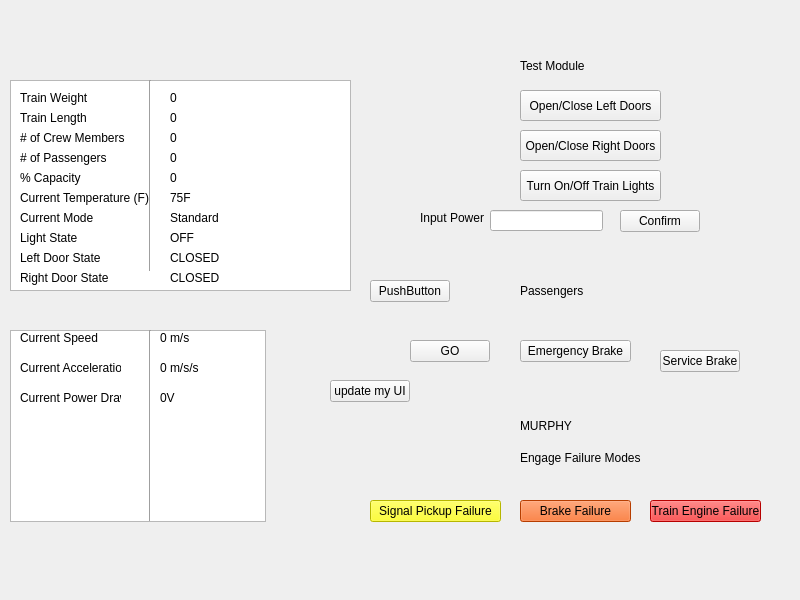
Qt form TrainModelProject/trainmodelui.ui (joeschurer/ECE1140) before a commit.
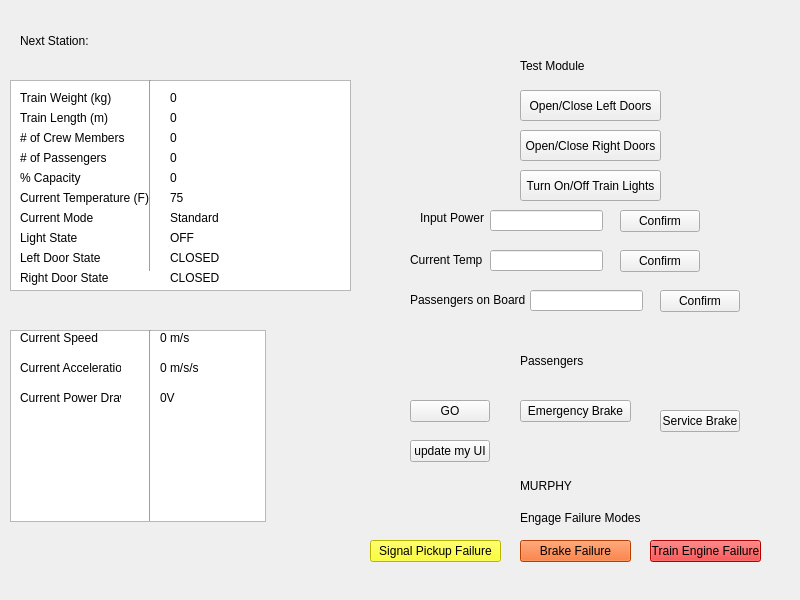
The same form after that commit.

What changed in the file:
```diff
--- a/TrainModelProject/trainmodelui.ui
+++ b/TrainModelProject/trainmodelui.ui
@@ -18,12 +18,12 @@
     <rect>
      <x>20</x>
      <y>90</y>
-     <width>71</width>
+     <width>111</width>
      <height>16</height>
     </rect>
    </property>
    <property name="text">
-    <string>Train Weight</string>
+    <string>Train Weight (kg)</string>
    </property>
   </widget>
   <widget class="QListView" name="listView">
@@ -41,12 +41,12 @@
     <rect>
      <x>20</x>
      <y>110</y>
-     <width>71</width>
+     <width>101</width>
      <height>16</height>
     </rect>
    </property>
    <property name="text">
-    <string>Train Length</string>
+    <string>Train Length (m)</string>
    </property>
   </widget>
   <widget class="QLabel" name="passengersOnTrain">
@@ -176,7 +176,7 @@
     </rect>
    </property>
    <property name="text">
-    <string>75F</string>
+    <string>75</string>
    </property>
   </widget>
   <widget class="QLabel" name="currentModeValue">
@@ -453,7 +453,7 @@
    <property name="geometry">
     <rect>
      <x>520</x>
-     <y>340</y>
+     <y>400</y>
      <width>111</width>
      <height>22</height>
     </rect>
@@ -466,7 +466,7 @@
    <property name="geometry">
     <rect>
      <x>370</x>
-     <y>500</y>
+     <y>540</y>
      <width>131</width>
      <height>22</height>
     </rect>
@@ -482,7 +482,7 @@
    <property name="geometry">
     <rect>
      <x>520</x>
-     <y>500</y>
+     <y>540</y>
      <width>111</width>
      <height>22</height>
     </rect>
@@ -498,7 +498,7 @@
    <property name="geometry">
     <rect>
      <x>650</x>
-     <y>500</y>
+     <y>540</y>
      <width>111</width>
      <height>22</height>
     </rect>
@@ -514,7 +514,7 @@
    <property name="geometry">
     <rect>
      <x>520</x>
-     <y>450</y>
+     <y>510</y>
      <width>141</width>
      <height>16</height>
     </rect>
@@ -566,7 +566,7 @@
    <property name="geometry">
     <rect>
      <x>520</x>
-     <y>410</y>
+     <y>470</y>
      <width>131</width>
      <height>31</height>
     </rect>
@@ -582,7 +582,7 @@
    <property name="geometry">
     <rect>
      <x>520</x>
-     <y>270</y>
+     <y>340</y>
      <width>141</width>
      <height>41</height>
     </rect>
@@ -597,8 +597,8 @@
   <widget class="QPushButton" name="pushButton">
    <property name="geometry">
     <rect>
-     <x>330</x>
-     <y>380</y>
+     <x>410</x>
+     <y>440</y>
      <width>80</width>
      <height>22</height>
     </rect>
@@ -611,7 +611,7 @@
    <property name="geometry">
     <rect>
      <x>660</x>
-     <y>350</y>
+     <y>410</y>
      <width>80</width>
      <height>22</height>
     </rect>
@@ -624,7 +624,7 @@
    <property name="geometry">
     <rect>
      <x>410</x>
-     <y>340</y>
+     <y>400</y>
      <width>80</width>
      <height>22</height>
     </rect>
@@ -633,17 +633,102 @@
     <string>GO</string>
    </property>
   </widget>
-  <widget class="QPushButton" name="pushButton_5">
+  <widget class="QLabel" name="nextStationLabel">
    <property name="geometry">
     <rect>
-     <x>370</x>
-     <y>280</y>
+     <x>20</x>
+     <y>10</y>
+     <width>121</width>
+     <height>61</height>
+    </rect>
+   </property>
+   <property name="text">
+    <string>Next Station:</string>
+   </property>
+  </widget>
+  <widget class="QLabel" name="nextStationValue">
+   <property name="geometry">
+    <rect>
+     <x>130</x>
+     <y>10</y>
+     <width>211</width>
+     <height>51</height>
+    </rect>
+   </property>
+   <property name="text">
+    <string/>
+   </property>
+  </widget>
+  <widget class="QLabel" name="currentTempLabel">
+   <property name="geometry">
+    <rect>
+     <x>410</x>
+     <y>250</y>
+     <width>91</width>
+     <height>20</height>
+    </rect>
+   </property>
+   <property name="text">
+    <string>Current Temp</string>
+   </property>
+  </widget>
+  <widget class="QLineEdit" name="inputCurrentTempValue">
+   <property name="geometry">
+    <rect>
+     <x>490</x>
+     <y>250</y>
+     <width>113</width>
+     <height>21</height>
+    </rect>
+   </property>
+  </widget>
+  <widget class="QPushButton" name="inputTempConfirm">
+   <property name="geometry">
+    <rect>
+     <x>620</x>
+     <y>250</y>
      <width>80</width>
      <height>22</height>
     </rect>
    </property>
    <property name="text">
-    <string>PushButton</string>
+    <string>Confirm</string>
+   </property>
+  </widget>
+  <widget class="QLabel" name="PassengersOnBoardLabel">
+   <property name="geometry">
+    <rect>
+     <x>410</x>
+     <y>290</y>
+     <width>121</width>
+     <height>20</height>
+    </rect>
+   </property>
+   <property name="text">
+    <string>Passengers on Board</string>
+   </property>
+  </widget>
+  <widget class="QLineEdit" name="inputPassengersOnBoard">
+   <property name="geometry">
+    <rect>
+     <x>530</x>
+     <y>290</y>
+     <width>113</width>
+     <height>21</height>
+    </rect>
+   </property>
+  </widget>
+  <widget class="QPushButton" name="passengersConfirm">
+   <property name="geometry">
+    <rect>
+     <x>660</x>
+     <y>290</y>
+     <width>80</width>
+     <height>22</height>
+    </rect>
+   </property>
+   <property name="text">
+    <string>Confirm</string>
    </property>
   </widget>
   <action name="actiontrainWeight">
```
Left out of the diff: 9 changed lines with no effect on the pictures.
